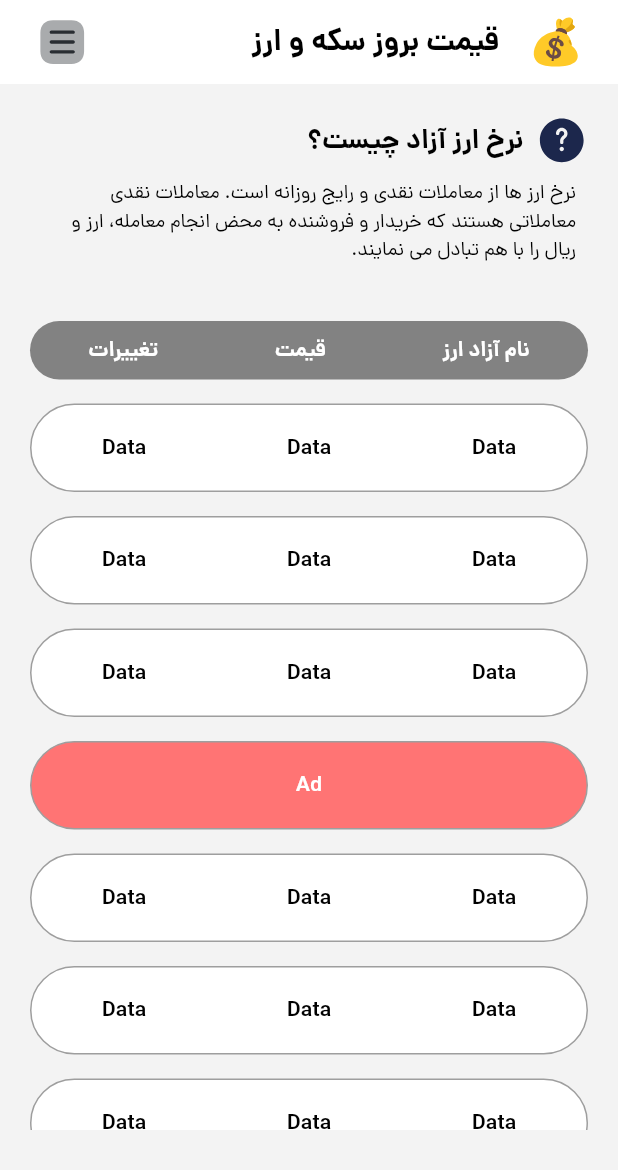
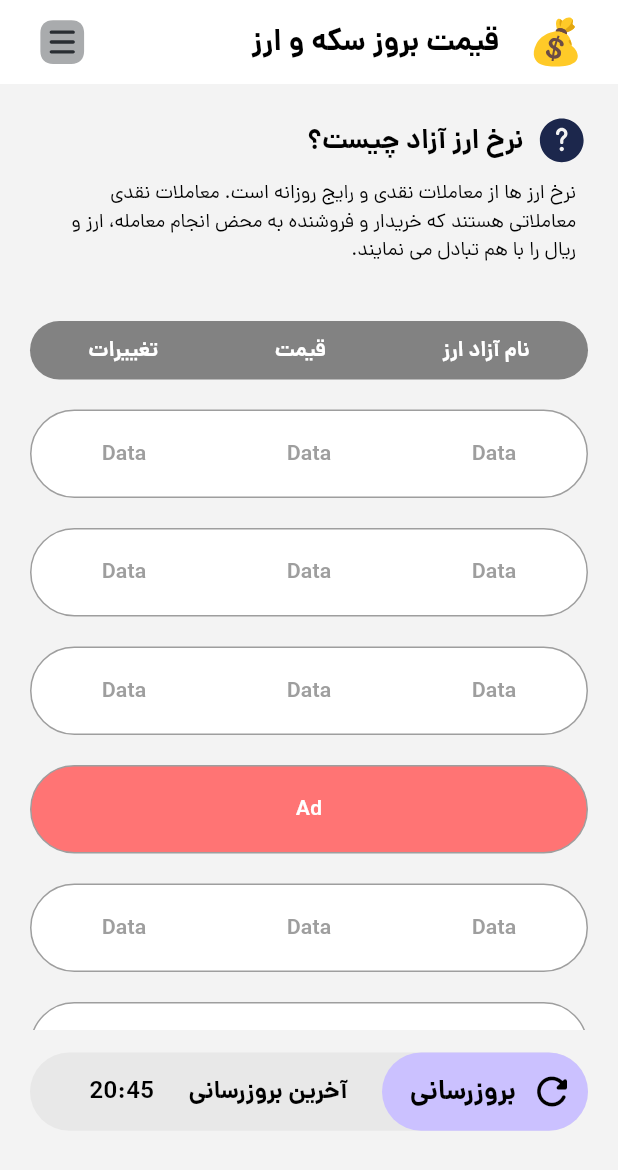
Before and after one commit to mahdi-khoshkhabar/currency_sample, a Flutter app: the screen it shows after launch, on a phone screen of 412 x 824 dp. Shown: the top 1170 px of the screen. Run offline on Flutter 3.47's test engine with Material 3 defaults, Android fonts, the phone set to English and light mode, and no system bars; our stand-ins replace flutter_svg.

Commit message:
add update box & some improvements

```diff
--- a/lib/component/my_colors.dart
+++ b/lib/component/my_colors.dart
@@ -8,4 +8,7 @@ class SolidColors {
   static const descriptionColor = Color.fromARGB(255, 0, 0, 0);
   static const listViewTitleColor = Color.fromARGB(255, 130, 130, 130);
   static const adBackGroundColor = Color.fromARGB(255, 255, 116, 116);
+  static const updateBoxColor = Color.fromARGB(255, 232, 232, 232);
+  static const updateBottomColor = Color.fromARGB(255, 203, 193, 255);
+  static const updateBottonIconColor = Color.fromARGB(255, 0, 0, 0);
 }
--- a/lib/component/text_style.dart
+++ b/lib/component/text_style.dart
@@ -1,7 +1,6 @@
 import 'package:flutter/material.dart';
 
 import 'my_colors.dart';
-
 
 TextStyle appBarTextStyle = const TextStyle(
     fontFamily: 'Dana',
@@ -31,4 +30,16 @@ TextStyle listViewTextStyle = const TextStyle(
     fontFamily: 'Dana',
     fontSize: 14,
     fontWeight: FontWeight.w700,
+    color: Colors.grey);
+
+TextStyle updateBottonTextStyle = const TextStyle(
+    fontFamily: 'Dana',
+    fontSize: 18,
+    fontWeight: FontWeight.w700,
     color: Colors.black);
+
+TextStyle updateBoxTextStyle = const TextStyle(
+    fontFamily: 'Dana',
+    fontSize: 16,
+    fontWeight: FontWeight.w700,
+    color: Colors.black);
--- a/lib/main.dart
+++ b/lib/main.dart
@@ -13,6 +13,7 @@ class MyApp extends StatelessWidget {
 
   @override
   Widget build(BuildContext context) {
+    var size = MediaQuery.of(context).size;
     return MaterialApp(
       title: 'Localizations Sample App',
       localizationsDelegates: const [
@@ -61,6 +62,7 @@ class MyApp extends StatelessWidget {
         ),
         body: Padding(
           padding: const EdgeInsets.all(20.0),
+          child: SafeArea(
             child: Column(
               children: [
                 //headline 1, first row of main body
@@ -123,18 +125,19 @@ class MyApp extends StatelessWidget {
                 //list view
                 SizedBox(
                   width: double.infinity,
-                height: 500,
+                  height: size.height / 1.9,
                   child: ListView.separated(
                       itemBuilder: (context, index) {
                         return Padding(
-                        padding: const EdgeInsets.only(top: 16),
+                          padding: const EdgeInsets.only(top: 20),
                           child: Container(
                             width: double.infinity,
                             height: 59,
                             decoration: BoxDecoration(
                                 borderRadius: BorderRadius.circular(1000),
                                 color: Colors.white,
-                              border: Border.all(color: Colors.grey, width: 1)),
+                                border:
+                                    Border.all(color: Colors.grey, width: 1)),
                             child: Row(
                               mainAxisAlignment: MainAxisAlignment.spaceAround,
                               children: [
@@ -158,7 +161,7 @@ class MyApp extends StatelessWidget {
                       separatorBuilder: (context, index) {
                         return (index + 2) % 4 == 0
                             ? Padding(
-                              padding: const EdgeInsets.only(top: 16),
+                                padding: const EdgeInsets.only(top: 20),
                                 child: Container(
                                   width: double.infinity,
                                   height: 59,
@@ -182,8 +185,58 @@ class MyApp extends StatelessWidget {
                             : const SizedBox.shrink();
                       },
                       itemCount: 20),
+                ),
+                const SizedBox(
+                  height: 15,
+                ),
+                //update box
+                Container(
+                  width: double.infinity,
+                  height: size.height / 15.8,
+                  decoration: BoxDecoration(
+                      borderRadius: BorderRadius.circular(1000),
+                      color: SolidColors.updateBoxColor),
+                  child: Row(
+                    mainAxisAlignment: MainAxisAlignment.spaceBetween,
+                    children: [
+                      Container(
+                        width: size.width / 3,
+                        height: double.maxFinite,
+                        decoration: BoxDecoration(
+                            borderRadius: BorderRadius.circular(1000),
+                            color: SolidColors.updateBottomColor),
+                        child: Row(
+                          children: [
+                            IconButton(
+                                onPressed: () {},
+                                icon: const Icon(
+                                  Icons.refresh_rounded,
+                                  color: SolidColors.updateBottonIconColor,
+                                  size: 30,
+                                )),
+                            Text(
+                              "بروزرسانی",
+                              style: updateBottonTextStyle,
                             )
                           ],
+                        ),
+                      ),
+                      Text(
+                        "آخرین بروزرسانی",
+                        style: updateBoxTextStyle,
+                      ),
+                      Text(
+                        "20:45",
+                        style: updateBoxTextStyle,
+                      ),
+                      SizedBox(
+                        width: size.width / 25,
+                      )
+                    ],
+                  ),
+                )
+              ],
+            ),
           ),
         ),
       ),
```
Lines whose indentation alone changed are shown as unchanged.
